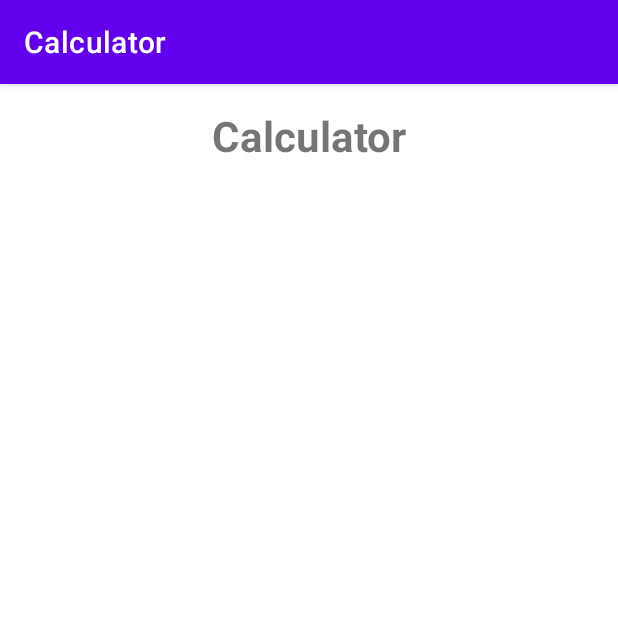
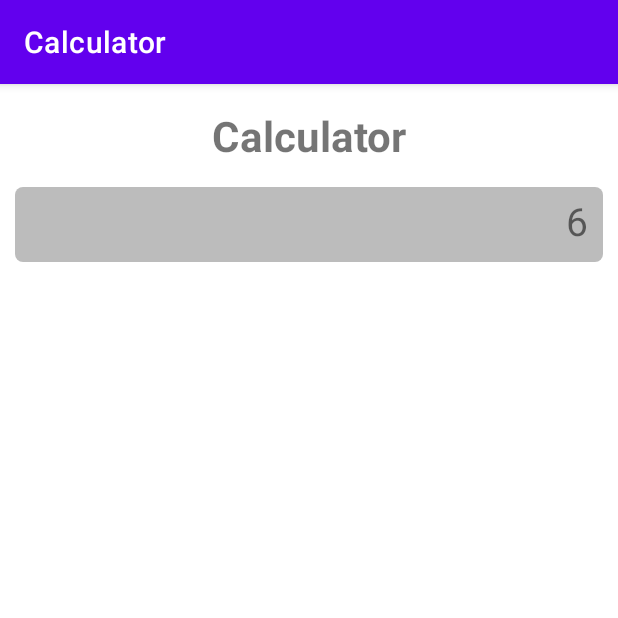
Before and after one commit to venusaim23/Android-Calculator, an Android app: the screen it shows after launch (MainActivity), on a phone screen of 412 x 824 dp, the top half of it. Run offline under Robolectric (Android 15) with nearby library versions, the phone set to English and light mode, and no system bars.

Commit message:
Add display_bg.xml and Modify activity_main.xml

```diff
--- /dev/null
+++ b/app/src/main/res/drawable/display_bg.xml
@@ -0,0 +1,6 @@
+<?xml version="1.0" encoding="utf-8"?>
+<shape android:shape="rectangle"
+    xmlns:android="http://schemas.android.com/apk/res/android">
+    <solid android:color="#BCBCBC" />
+    <corners android:radius="5dp" />
+</shape>
--- a/app/src/main/res/layout/activity_main.xml
+++ b/app/src/main/res/layout/activity_main.xml
@@ -7,7 +7,7 @@
     tools:context=".MainActivity">
 
     <TextView
-        android:id="@+id/textView"
+        android:id="@+id/title_tv"
         android:layout_width="wrap_content"
         android:layout_height="wrap_content"
         android:layout_marginTop="15dp"
@@ -18,4 +18,49 @@
         app:layout_constraintHorizontal_bias="0.5"
         app:layout_constraintStart_toStartOf="parent"
         app:layout_constraintTop_toTopOf="parent" />
+
+    <TextView
+        android:id="@+id/display_tv"
+        android:layout_width="match_parent"
+        android:layout_height="50dp"
+        android:layout_marginTop="15dp"
+        android:layout_marginHorizontal="10dp"
+        android:background="@drawable/display_bg"
+        android:gravity="bottom|end"
+        android:padding="10dp"
+        android:text="6"
+        android:textSize="26sp"
+        app:layout_constraintEnd_toEndOf="parent"
+        app:layout_constraintHorizontal_bias="0.5"
+        app:layout_constraintStart_toStartOf="parent"
+        app:layout_constraintTop_toBottomOf="@+id/title_tv" />
+
+    <TableLayout
+        android:layout_width="match_parent"
+        android:layout_height="wrap_content"
+        android:layout_marginVertical="10dp"
+        android:layout_marginHorizontal="10dp"
+        app:layout_constraintBottom_toBottomOf="parent"
+        app:layout_constraintEnd_toEndOf="parent"
+        app:layout_constraintHorizontal_bias="0.5"
+        app:layout_constraintStart_toStartOf="parent"
+        app:layout_constraintTop_toBottomOf="@+id/display_tv"
+        app:layout_constraintVertical_bias="1.0">
+
+        <TableRow
+            android:layout_width="match_parent"
+            android:layout_height="match_parent" />
+
+        <TableRow
+            android:layout_width="match_parent"
+            android:layout_height="match_parent" />
+
+        <TableRow
+            android:layout_width="match_parent"
+            android:layout_height="match_parent" />
+
+        <TableRow
+            android:layout_width="match_parent"
+            android:layout_height="match_parent" />
+    </TableLayout>
 </androidx.constraintlayout.widget.ConstraintLayout>
```
